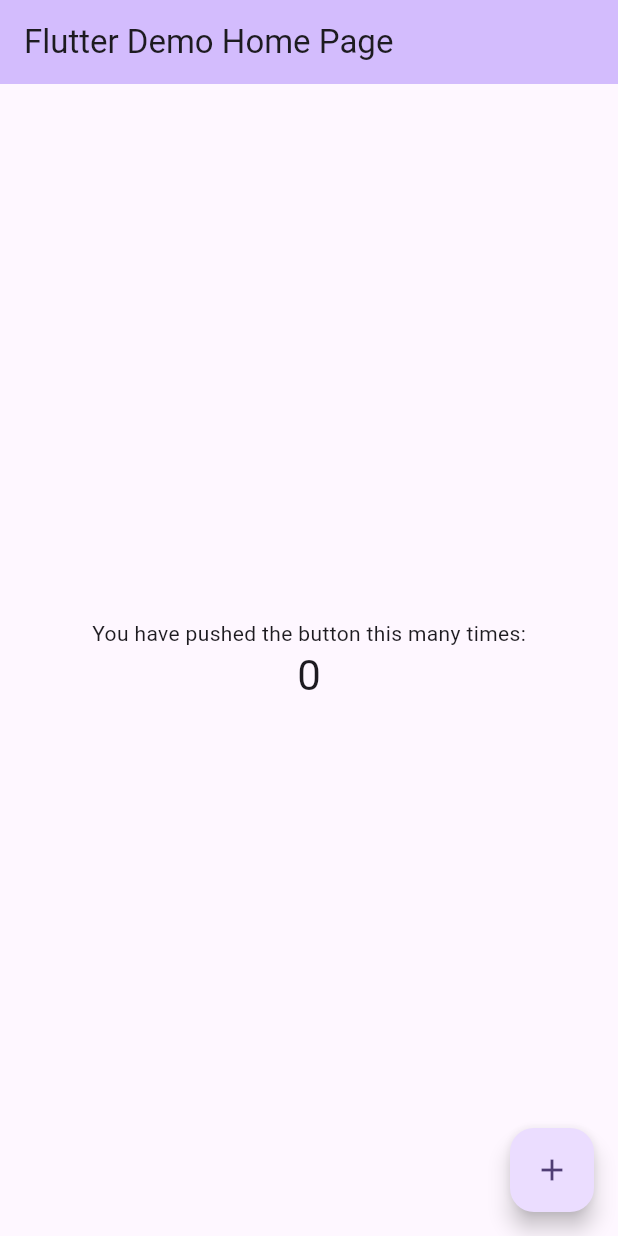
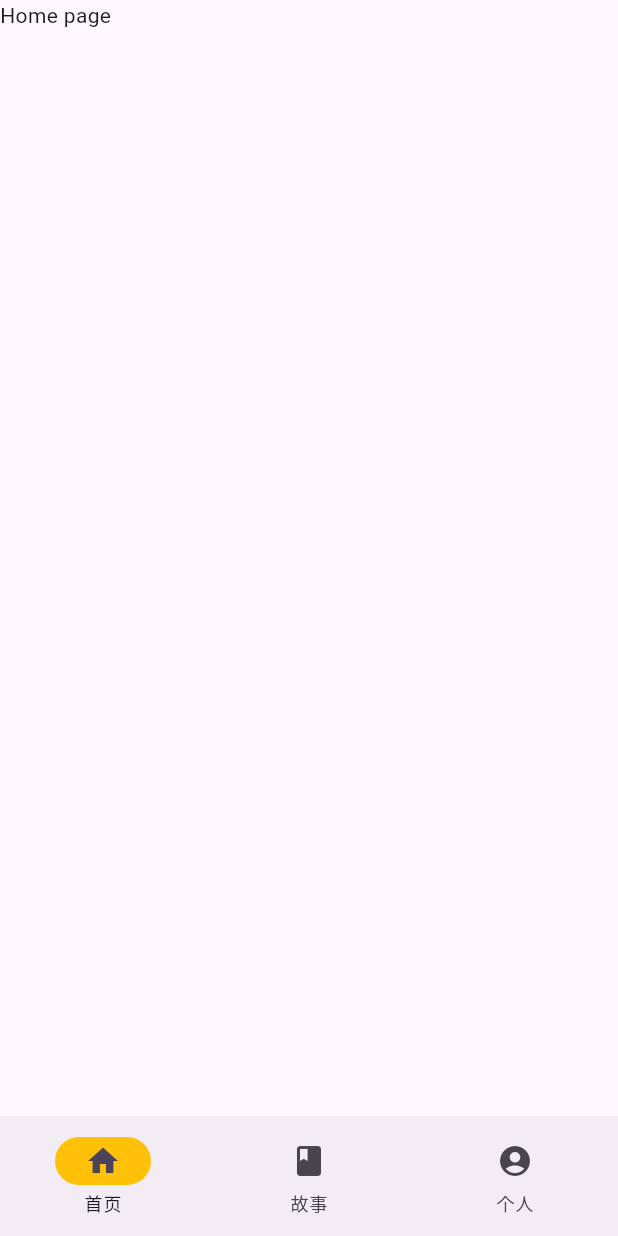
Before and after one commit to Chiichen/Arknights_Story_Reader, a Flutter app: the screen it shows after launch, on a phone screen of 412 x 824 dp. Run offline on Flutter 3.47's test engine with Material 3 defaults, Android fonts, the light colour scheme and no system bars.

Commit message:
feat: add router & buttom navigation bar

```diff
--- a/lib/main.dart
+++ b/lib/main.dart
@@ -1,11 +1,14 @@
+import 'package:arknights_story_reader/widgets/home/home_page.dart';
+import 'package:arknights_story_reader/widgets/profile/profile_page.dart';
+import 'package:arknights_story_reader/widgets/story/story_page.dart';
 import 'package:flutter/material.dart';
 
 void main() {
-  runApp(const MyApp());
+  runApp(const App());
 }
 
-class MyApp extends StatelessWidget {
-  const MyApp({super.key});
+class App extends StatelessWidget {
+  const App({super.key});
 
   // This widget is the root of your application.
   @override
@@ -13,113 +16,15 @@
     return MaterialApp(
       title: 'Flutter Demo',
       theme: ThemeData(
-        // This is the theme of your application.
-        //
-        // TRY THIS: Try running your application with "flutter run". You'll see
-        // the application has a purple toolbar. Then, without quitting the app,
-        // try changing the seedColor in the colorScheme below to Colors.green
-        // and then invoke "hot reload" (save your changes or press the "hot
-        // reload" button in a Flutter-supported IDE, or press "r" if you used
-        // the command line to start the app).
-        //
-        // Notice that the counter didn't reset back to zero; the application
-        // state is not lost during the reload. To reset the state, use hot
-        // restart instead.
-        //
-        // This works for code too, not just values: Most code changes can be
-        // tested with just a hot reload.
         colorScheme: ColorScheme.fromSeed(seedColor: Colors.deepPurple),
         useMaterial3: true,
       ),
-      home: const MyHomePage(title: 'Flutter Demo Home Page'),
+      routes: {
+        "home": (context) => const HomePage(),
+        "profile": (context) => const ProfilePage(),
+        "story": (context) => const StoryPage(),
+      },
+      initialRoute: "home",
     );
   }
 }
-
-class MyHomePage extends StatefulWidget {
-  const MyHomePage({super.key, required this.title});
-
-  // This widget is the home page of your application. It is stateful, meaning
-  // that it has a State object (defined below) that contains fields that affect
-  // how it looks.
-
-  // This class is the configuration for the state. It holds the values (in this
-  // case the title) provided by the parent (in this case the App widget) and
-  // used by the build method of the State. Fields in a Widget subclass are
-  // always marked "final".
-
-  final String title;
-
-  @override
-  State<MyHomePage> createState() => _MyHomePageState();
-}
-
-class _MyHomePageState extends State<MyHomePage> {
-  int _counter = 0;
-
-  void _incrementCounter() {
-    setState(() {
-      // This call to setState tells the Flutter framework that something has
-      // changed in this State, which causes it to rerun the build method below
-      // so that the display can reflect the updated values. If we changed
-      // _counter without calling setState(), then the build method would not be
-      // called again, and so nothing would appear to happen.
-      _counter++;
-    });
-  }
-
-  @override
-  Widget build(BuildContext context) {
-    // This method is rerun every time setState is called, for instance as done
-    // by the _incrementCounter method above.
-    //
-    // The Flutter framework has been optimized to make rerunning build methods
-    // fast, so that you can just rebuild anything that needs updating rather
-    // than having to individually change instances of widgets.
-    return Scaffold(
-      appBar: AppBar(
-        // TRY THIS: Try changing the color here to a specific color (to
-        // Colors.amber, perhaps?) and trigger a hot reload to see the AppBar
-        // change color while the other colors stay the same.
-        backgroundColor: Theme.of(context).colorScheme.inversePrimary,
-        // Here we take the value from the MyHomePage object that was created by
-        // the App.build method, and use it to set our appbar title.
-        title: Text(widget.title),
-      ),
-      body: Center(
-        // Center is a layout widget. It takes a single child and positions it
-        // in the middle of the parent.
-        child: Column(
-          // Column is also a layout widget. It takes a list of children and
-          // arranges them vertically. By default, it sizes itself to fit its
-          // children horizontally, and tries to be as tall as its parent.
-          //
-          // Column has various properties to control how it sizes itself and
-          // how it positions its children. Here we use mainAxisAlignment to
-          // center the children vertically; the main axis here is the vertical
-          // axis because Columns are vertical (the cross axis would be
-          // horizontal).
-          //
-          // TRY THIS: Invoke "debug painting" (choose the "Toggle Debug Paint"
-          // action in the IDE, or press "p" in the console), to see the
-          // wireframe for each widget.
-          mainAxisAlignment: MainAxisAlignment.center,
-          children: <Widget>[
-            const Text(
-              'You have pushed the button this many times:',
-            ),
-            Text(
-              '$_counter',
-              style: Theme.of(context).textTheme.headlineMedium,
-            ),
-          ],
-        ),
-      ),
-      floatingActionButton: FloatingActionButton(
-        onPressed: _incrementCounter,
-        tooltip: 'Increment',
-        child: const Icon(Icons.add),
-      ), // This trailing comma makes auto-formatting nicer for build methods.
-    );
-  }
-}
--- /dev/null
+++ b/lib/widgets/common/home_router_page.dart
@@ -0,0 +1,48 @@
+import 'package:flutter/material.dart';
+
+class HomeRouterPage extends StatefulWidget {
+  const HomeRouterPage(
+      {super.key, required this.defaultIndex, required this.bodyWidget});
+  final int defaultIndex;
+  final Widget bodyWidget;
+  @override
+  State<StatefulWidget> createState() => HomeRouterPageState();
+}
+
+class HomeRouterPageState extends State<HomeRouterPage> {
+  int _selectedIndex = 0;
+  @override
+  Widget build(BuildContext context) {
+    _selectedIndex = widget.defaultIndex;
+    return Scaffold(
+      body: widget.bodyWidget,
+      bottomNavigationBar: NavigationBar(
+        destinations: const [
+          NavigationDestination(icon: Icon(Icons.home), label: '首页'),
+          NavigationDestination(icon: Icon(Icons.book), label: '故事'),
+          NavigationDestination(
+              icon: Icon(Icons.account_circle_rounded), label: '个人'),
+        ],
+        selectedIndex: _selectedIndex,
+        indicatorColor: Colors.amber,
+        onDestinationSelected: _onItemTapped,
+      ),
+    );
+  }
+
+  void _onItemTapped(int index) {
+    setState(() {
+      if (_selectedIndex != index) {
+        switch (index) {
+          case 0:
+            Navigator.pushNamed(context, "home");
+          case 1:
+            Navigator.pushNamed(context, 'profile');
+          case 2:
+            Navigator.pushNamed(context, 'story');
+        }
+      }
+    });
+    _selectedIndex = index;
+  }
+}
--- /dev/null
+++ b/lib/widgets/home/home_page.dart
@@ -0,0 +1,16 @@
+import 'package:arknights_story_reader/widgets/common/home_router_page.dart';
+import 'package:flutter/material.dart';
+
+class HomePage extends StatefulWidget {
+  const HomePage({super.key});
+
+  @override
+  State<HomePage> createState() => HomePageState();
+}
+
+class HomePageState extends State<HomePage> {
+  @override
+  Widget build(BuildContext context) {
+    return const HomeRouterPage(defaultIndex: 0, bodyWidget: Text('Home page'));
+  }
+}
```
Also changed, not shown: lib/widgets/profile/profile_page.dart (added, +17 -0 lines), lib/widgets/story/story_page.dart (added, +16 -0 lines), lib/widgets/home/home_view_model.dart (added), 1 other file.
